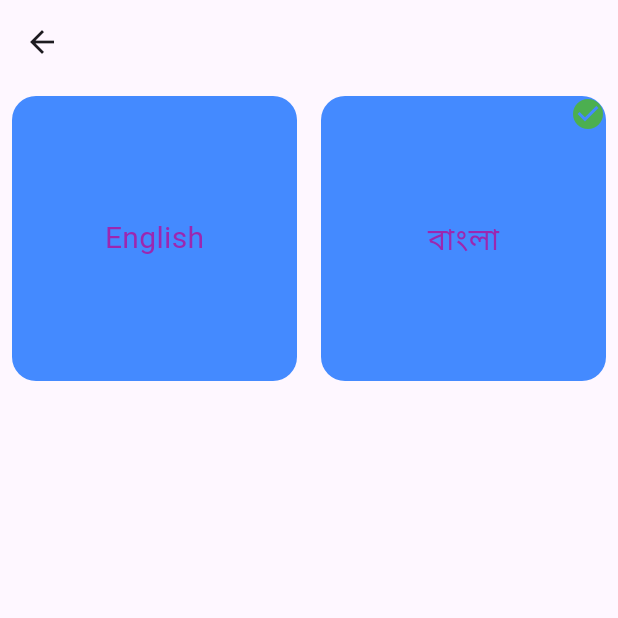
After one commit to sagarthecoder/Movie-Hub-Flutter, a Flutter app: the LanguageView screen opened directly, after a tap on "বাংলা", on a phone screen of 412 x 824 dp, the top half of it. The commit adds this screen. Run offline on Flutter 3.47's test engine with Material 3 defaults, Android fonts, the phone set to English and light mode, and no system bars; our stand-ins replace cached_network_image, dio, firebase_auth, firebase_core, flutter_rating, get and 4 more; missing offline and left inert: dart:ffi; accounts and stored records are empty; generated files the repository leaves out were written again; network calls fail.

Commit message:
Bangla and English localization added in login, signup, intro, movie, setting, reset password, forgot password pages

```diff
--- /dev/null
+++ b/l10n.yaml
@@ -0,0 +1,3 @@
+arb-dir: lib/l10n
+template-arb-file: app_en.arb
+output-localization-file: app_localizations.dart
--- /dev/null
+++ b/lib/Helpers/AppConstants.dart
@@ -0,0 +1,4 @@
+class AppConstants {
+  static const String selectedLocalizedLanguageCodeKey =
+      "language_localized_key";
+}
--- a/lib/Modules/UISections/IntroPage/Views/IntroScreen.dart
+++ b/lib/Modules/UISections/IntroPage/Views/IntroScreen.dart
@@ -1,9 +1,10 @@
-import 'package:flutter/cupertino.dart';
 import 'package:flutter/material.dart';
-import 'package:movie_hub/Modules/UISections/Dashboard/Views/DashboardScreen.dart';
+import 'package:get/get.dart';
+import 'package:get/get_common/get_reset.dart';
+import 'package:get/get_core/src/get_main.dart';
 import 'package:movie_hub/Modules/UISections/Oauth/Login/Views/LoginScreen.dart';
-
 import 'WavePainter.dart';
+import 'package:flutter_gen/gen_l10n/app_localizations.dart';
 
 class IntroScreen extends StatelessWidget {
   const IntroScreen({super.key});
@@ -56,9 +57,9 @@ class IntroScreen extends StatelessWidget {
           mainAxisAlignment: MainAxisAlignment.center,
           crossAxisAlignment: CrossAxisAlignment.center,
           children: [
-            const Text(
-              'Movie Hub',
-              style: TextStyle(
+            Text(
+              AppLocalizations.of(context)!.movie_hub,
+              style: const TextStyle(
                   fontSize: 30,
                   fontWeight: FontWeight.bold,
                   color: Colors.white),
@@ -66,10 +67,10 @@ class IntroScreen extends StatelessWidget {
             const SizedBox(
               height: 20,
             ),
-            const Text(
-              "Welcome to Movie-hub.\n Here you will get latest and old movies\nWatch them and enjoy!!!",
+            Text(
+              AppLocalizations.of(context)!.movie_hub_intro_description,
               textAlign: TextAlign.center,
-              style: TextStyle(
+              style: const TextStyle(
                   fontSize: 14, color: Colors.white38, letterSpacing: 1),
             ),
             const SizedBox(
@@ -77,19 +78,16 @@ class IntroScreen extends StatelessWidget {
             ),
             ElevatedButton(
                 onPressed: () {
-                  Navigator.push(
-                    context,
-                    MaterialPageRoute(builder: (context) => LoginScreen()),
-                  );
+                  Get.to(() => LoginScreen());
                 },
                 style: ElevatedButton.styleFrom(
                   backgroundColor: Colors.blueAccent,
                   shape: RoundedRectangleBorder(
                       borderRadius: BorderRadius.circular(10)),
                 ),
-                child: const Text(
-                  'Get Startted',
-                  style: TextStyle(color: Colors.white),
+                child: Text(
+                  AppLocalizations.of(context)!.get_started,
+                  style: const TextStyle(color: Colors.white),
                 ))
           ],
         ),
--- a/lib/Modules/UISections/Oauth/CommonViews/ContinueWithView.dart
+++ b/lib/Modules/UISections/Oauth/CommonViews/ContinueWithView.dart
@@ -2,6 +2,7 @@ import 'package:flutter/cupertino.dart';
 import 'package:flutter/material.dart';
 
 import '../Login/Model/OauthEnums.dart';
+import 'package:flutter_gen/gen_l10n/app_localizations.dart';
 
 class ContinueWithView extends StatefulWidget {
   final void Function(SocialSignInProvider provider)?
@@ -19,8 +20,8 @@ class _ContinueWithViewState extends State<ContinueWithView> {
     return Center(
       child: Column(
         children: [
-          const Text(
-            'Or continue with',
+          Text(
+            AppLocalizations.of(context)!.or_continue_with,
             style: TextStyle(
                 color: Colors.brown, fontSize: 14, fontWeight: FontWeight.w500),
           ),
--- /dev/null
+++ b/lib/Modules/UISections/Preferences/Language/Controller/LanguageController.dart
@@ -0,0 +1,60 @@
+import 'dart:ui';
+
+import 'package:get/get.dart';
+import 'package:movie_hub/Helpers/AppConstants.dart';
+import 'package:movie_hub/l10n/l10n.dart';
+import 'package:shared_preferences/shared_preferences.dart';
+
+class LanguageController extends GetxController {
+  final languages = L10n.all;
+  var selectedLanguageIndex = 0.obs;
+
+  LanguageController() {
+    loadLanguage();
+  }
+
+  Future<void> loadLanguage() async {
+    final prefs = await SharedPreferences.getInstance();
+    final cachedLanguageCode =
+        await prefs.getString(AppConstants.selectedLocalizedLanguageCodeKey);
+    print("Cached response ${cachedLanguageCode}");
+    if (cachedLanguageCode == null) {
+      return;
+    }
+    for (int i = 0; i < languages.length; i++) {
+      if (languages[i].languageCode == cachedLanguageCode) {
+        selectedLanguageIndex.value = i;
+      }
+    }
+    print("pre Selected langugae = ${selectedLanguageIndex.value}");
+  }
+
+  Future<void> setNewLanguage(Locale locale) async {
+    await addToDB(locale);
+    int? matchedIndex = findMatchedLanguageIndex(locale);
+    print("matchedIndex = $matchedIndex");
+    if (matchedIndex != null) {
+      selectedLanguageIndex.value = matchedIndex;
+    }
+  }
+
+  Future<void> addToDB(Locale locale) async {
+    final prefs = await SharedPreferences.getInstance();
+    try {
+      await prefs.setString(
+          AppConstants.selectedLocalizedLanguageCodeKey, locale.languageCode);
+    } catch (err) {
+      print("language error = ${err.toString()}");
+    }
+  }
+
+  int? findMatchedLanguageIndex(Locale locale) {
+    print("locale match given = ${locale.languageCode}");
+    for (int i = 0; i < languages.length; i++) {
+      if (languages[i].languageCode == locale.languageCode) {
+        return i;
+      }
+    }
+    return null;
+  }
+}
--- /dev/null
+++ b/lib/Modules/UISections/Preferences/Language/Model/LanguageEnum.dart
@@ -0,0 +1,26 @@
+import 'dart:ui';
+
+enum LanguageEnum {
+  english,
+  bangla,
+}
+
+extension LanguageEnumExtension on LanguageEnum {
+  String getTitle() {
+    switch (this) {
+      case LanguageEnum.english:
+        return "English";
+      case LanguageEnum.bangla:
+        return "বাংলা";
+    }
+  }
+
+  Locale getLocale() {
+    switch (this) {
+      case LanguageEnum.english:
+        return Locale('en');
+      case LanguageEnum.bangla:
+        return Locale('bn');
+    }
+  }
+}
--- /dev/null
+++ b/lib/Modules/UISections/Preferences/Language/Views/LanguageView.dart
@@ -0,0 +1,101 @@
+import 'dart:math';
+
+import 'package:flutter/material.dart';
+import 'package:get/get.dart';
+import 'package:movie_hub/Modules/UISections/Preferences/Language/Controller/LanguageController.dart';
+import 'package:movie_hub/Modules/UISections/Preferences/Language/Model/LanguageEnum.dart';
+
+import '../../../../../l10n/l10n.dart';
+
+class LanguageView extends StatelessWidget {
+  final controller = Get.find<LanguageController>();
+  LanguageView({super.key});
+
+  @override
+  Widget build(BuildContext context) {
+    const list = LanguageEnum.values;
+
+    return Scaffold(
+      appBar: AppBar(
+        elevation: 0,
+        automaticallyImplyLeading: true,
+      ),
+      body: GridView.builder(
+        gridDelegate: const SliverGridDelegateWithFixedCrossAxisCount(
+          crossAxisCount: 2,
+          childAspectRatio: 1,
+        ),
+        itemCount: list.length,
+        itemBuilder: (context, index) {
+          final item = list[index];
+
+          return GestureDetector(
+            onTap: () {
+              controller.setNewLanguage(item.getLocale());
+            },
+            child: Obx(() {
+              final isSelected = (item.getLocale() ==
+                  L10n.all[controller.selectedLanguageIndex.value]);
+              return Container(
+                  margin: const EdgeInsets.all(8),
+                  width: 150,
+                  height: 150,
+                  decoration: BoxDecoration(
+                      borderRadius: BorderRadius.circular(16),
+                      color: Colors.blueAccent),
+                  child: Stack(
+                    children: [
+                      Center(
+                        child: Text(
+                          item.getTitle(),
+                          style: const TextStyle(
+                              color: Colors.purple, fontSize: 20),
+                        ),
+                      ),
+                      _setSelectedIconIfNeeded(isSelected),
+                    ],
+                  ));
+            }),
+          );
+        },
+      ),
+    );
+  }
+
+  Widget _buildLanguageContainer(String name) {
+    return Container(
+      width: 150,
+      height: 150,
+      decoration: BoxDecoration(
+        borderRadius: BorderRadius.circular(16),
+        color: Colors.deepPurple,
+      ),
+      child: Center(
+        child: Text(
+          name,
+          style: const TextStyle(
+            fontSize: 16,
+            color: Colors.white,
+            fontWeight: FontWeight.bold,
+          ),
+        ),
+      ),
+    );
+  }
+
+  Widget _setSelectedIconIfNeeded(bool isSelected) {
+    if (isSelected) {
+      return const Positioned(
+        top: 0,
+        right: 0,
+        child: Icon(
+          Icons.check_circle,
+          color: Colors.green,
+          size: 24,
+        ),
+      );
+    } else {
+      return Container();
+    }
+  }
+}
--- a/lib/Modules/UISections/Settings/Views/SettingScreen.dart
+++ b/lib/Modules/UISections/Settings/Views/SettingScreen.dart
@@ -4,6 +4,7 @@ import 'package:movie_hub/Modules/UISections/Oauth/Login/ViewModel/AuthViewModel
 import 'package:movie_hub/Modules/UISections/Oauth/Login/Views/LoginScreen.dart';
 import 'package:movie_hub/Modules/UISections/Oauth/ResetPassword/Views/ResetPasswordScreen.dart';
 import 'package:movie_hub/Modules/UISections/Settings/Model/SettingItemEnum.dart';
+import 'package:movie_hub/Modules/UISections/Preferences/Language/Views/LanguageView.dart';
 
 class SettingScreen extends StatelessWidget {
   final _authViewModel = Get.put(AuthViewModel());
@@ -54,7 +55,7 @@ class SettingScreen extends StatelessWidget {
           _buildSettingItem(context, SettingItem.security, Icons.lock_outline),
           _buildSettingItem(
               context, SettingItem.theme, Icons.color_lens_outlined),
-          _buildSettingItem(context, SettingItem.news, Icons.article_outlined),
+          _buildSettingItem(context, SettingItem.language, Icons.language),
           _buildSettingItem(
               context, SettingItem.resetPassword, Icons.lock_reset_outlined),
           _buildSettingItem(context, SettingItem.logout, Icons.logout_outlined),
@@ -109,6 +110,8 @@ class SettingScreen extends StatelessWidget {
       case SettingItem.resetPassword:
         Get.to(() => ResetPasswordScreen());
         break;
+      case SettingItem.language:
+        Get.to(() => LanguageView());
       case SettingItem.logout:
         _authViewModel.logout();
       default:
--- /dev/null
+++ b/lib/l10n/l10n.dart
@@ -0,0 +1,8 @@
+import 'package:flutter/material.dart';
+
+class L10n {
+  static final all = [
+    const Locale('en'),
+    const Locale('bn'),
+  ];
+}
--- a/lib/main.dart
+++ b/lib/main.dart
@@ -2,29 +2,52 @@ import 'package:firebase_core/firebase_core.dart';
 import 'package:flutter/material.dart';
 import 'package:movie_hub/Modules/UISections/IntroPage/Views/IntroScreen.dart';
 import 'package:get/get.dart';
+import "package:flutter_localizations/flutter_localizations.dart";
+import 'package:flutter_gen/gen_l10n/app_localizations.dart';
+import 'package:movie_hub/l10n/l10n.dart';
 
-import 'firebase_options.dart';
+import 'Modules/UISections/Preferences/Language/Controller/LanguageController.dart';
+
+final GlobalKey<NavigatorState> navigatorKey = GlobalKey<NavigatorState>();
 
 Future<void> main() async {
   WidgetsFlutterBinding.ensureInitialized();
   await Firebase.initializeApp();
-  runApp(const MyApp());
+  Get.put(LanguageController());
+  runApp(MyApp());
 }
 
 class MyApp extends StatelessWidget {
-  const MyApp({super.key});
+  // final languageController = Get.find<LanguageController>();
+  MyApp({super.key});
 
   // This widget is the root of your application.
   @override
   Widget build(BuildContext context) {
+    return Obx(() {
+      final languageController = Get.find<LanguageController>();
+      print(
+          "Rebuild locale = ${languageController.languages[languageController.selectedLanguageIndex.value]}");
+
       return GetMaterialApp(
         title: 'Movie Hub',
         debugShowCheckedModeBanner: false,
+        supportedLocales: L10n.all,
+        locale: languageController
+            .languages[languageController.selectedLanguageIndex.value],
+        localizationsDelegates: const [
+          AppLocalizations.delegate,
+          GlobalMaterialLocalizations.delegate,
+          GlobalWidgetsLocalizations.delegate,
+          GlobalCupertinoLocalizations.delegate,
+        ],
+        navigatorKey: navigatorKey,
         theme: ThemeData(
           colorScheme: ColorScheme.fromSeed(seedColor: Colors.deepPurple),
           useMaterial3: true,
         ),
-      home: const IntroScreen(),
+        home: IntroScreen(),
       );
+    });
   }
 }
--- a/pubspec.yaml
+++ b/pubspec.yaml
@@ -30,6 +30,8 @@ environment:
 dependencies:
   flutter:
     sdk: flutter
+  flutter_localizations:
+    sdk: flutter
 
 
   # The following adds the Cupertino Icons font to your application.
@@ -49,6 +51,7 @@ dependencies:
   build_runner: ^2.4.13
   cached_network_image: ^3.4.1
   flutter_rating: ^2.0.2
+  intl: ^0.19.0
 
 dev_dependencies:
   flutter_test:
@@ -70,6 +73,7 @@ flutter:
   # The following line ensures that the Material Icons font is
   # included with your application, so that you can use the icons in
   # the material Icons class.
+  generate: true
   uses-material-design: true
 
   # To add assets to your application, add an assets section, like this:
```
Also changed, not shown: lib/Modules/UISections/Dashboard/Views/DashboardScreen.dart (+23 -25 lines), lib/Modules/UISections/Oauth/ForgetPassword/Views/ForgetPasswordView.dart (+20 -18 lines), lib/Modules/UISections/Oauth/Login/Views/LoginScreen.dart (+18 -19 lines), lib/Modules/UISections/Oauth/Signup/Views/SignupScreen.dart (+28 -19 lines), lib/Modules/UISections/Settings/Model/SettingItemEnum.dart (+29 -3 lines), lib/Modules/UISections/TabBar/Model/TabItem.dart (+26 -0 lines), lib/l10n/app_bn.arb (added, +36 -0 lines), lib/l10n/app_en.arb (added, +36 -0 lines), pubspec.lock. Lines whose indentation alone changed are shown as unchanged.
